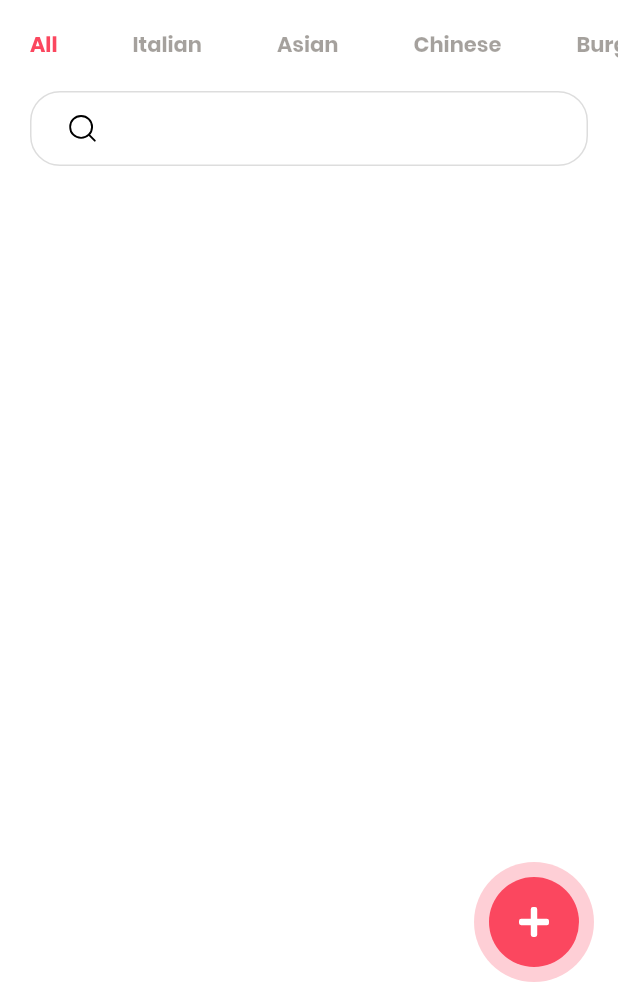
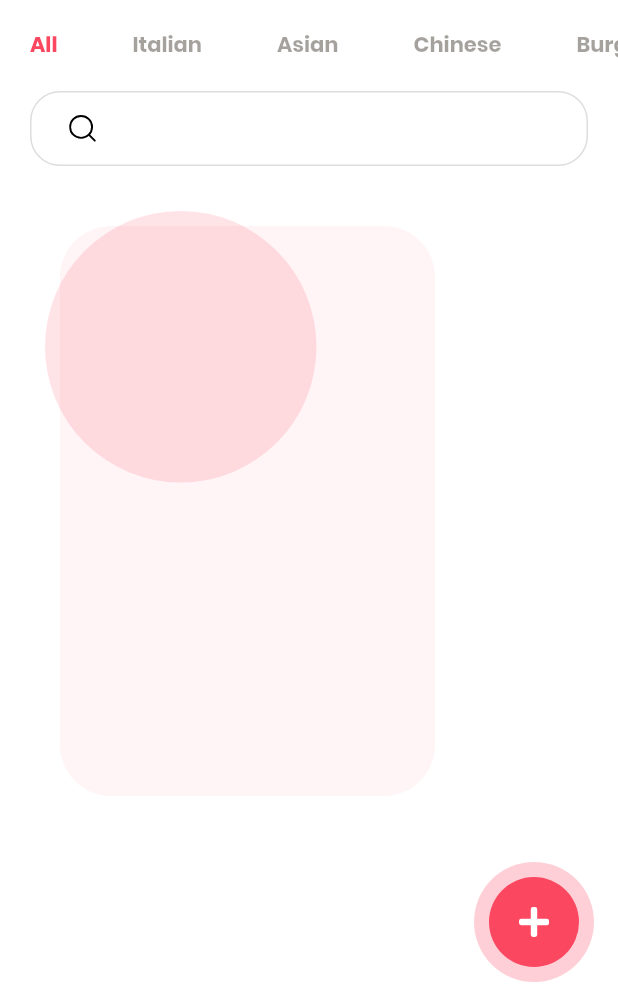
Before and after one commit to j-pcgoncalves/food_delivery, a Flutter app: the screen it shows after launch, on a phone screen of 412 x 824 dp, the part 230-1236 px from its top. Run offline on Flutter 3.47's test engine with Material 2 defaults, Android fonts, the phone set to English and light mode, and no system bars; our stand-ins replace flutter_svg.

Commit message:
add card background and round shape

```diff
--- a/lib/main.dart
+++ b/lib/main.dart
@@ -2,6 +2,7 @@ import 'package:flutter/material.dart';
 import 'package:flutter_svg/flutter_svg.dart';
 import 'package:food_delivery/constants.dart';
 import 'package:food_delivery/widgets/category_title.dart';
+import 'package:food_delivery/widgets/food_card.dart';
 
 void main() {
   runApp(const MyApp());
@@ -98,6 +99,22 @@ class HomeScreen extends StatelessWidget {
             ),
             child: SvgPicture.asset('assets/icons/search.svg'),
           ),
+          SingleChildScrollView(
+            scrollDirection: Axis.horizontal,
+            child: Row(
+              children: <Widget>[
+                FoodCard(
+                  press: () {},
+                  title: 'Vegan Salad Bowl',
+                  image: 'assets/images/image_1.png',
+                  price: 20,
+                  calories: '420Kcal',
+                  description:
+                      'Contrary to popular belief, Lorem Ipsum is not simply random text. It has roots in a piece of classical Latin literature from 45 BC, making it over 2000 years old. ',
+                ),
+              ],
+            ),
+          )
         ],
       ),
     );
--- /dev/null
+++ b/lib/widgets/food_card.dart
@@ -0,0 +1,65 @@
+import 'package:flutter/material.dart';
+import 'package:food_delivery/constants.dart';
+
+class FoodCard extends StatelessWidget {
+  final String title;
+  final String? ingredient;
+  final String image;
+  final int price;
+  final String calories;
+  final String description;
+  final VoidCallback? press;
+
+  const FoodCard({
+    super.key,
+    required this.title,
+    this.ingredient,
+    required this.image,
+    required this.price,
+    required this.calories,
+    required this.description,
+    this.press,
+  });
+
+  @override
+  Widget build(BuildContext context) {
+    return GestureDetector(
+      onTap: press,
+      child: Container(
+        margin: const EdgeInsets.only(left: 20),
+        height: 400,
+        width: 270,
+        child: Stack(
+          children: <Widget>[
+            // Big light background
+            Positioned(
+              right: 0,
+              bottom: 0,
+              child: Container(
+                height: 380,
+                width: 250,
+                decoration: BoxDecoration(
+                  borderRadius: BorderRadius.circular(34),
+                  color: kPrimaryColor.withOpacity(.06),
+                ),
+              ),
+            ),
+            // Rounded background
+            Positioned(
+              top: 10,
+              left: 10,
+              child: Container(
+                height: 181,
+                width: 181,
+                decoration: BoxDecoration(
+                  shape: BoxShape.circle,
+                  color: kPrimaryColor.withOpacity(.15),
+                ),
+              ),
+            ),
+          ],
+        ),
+      ),
+    );
+  }
+}
```
